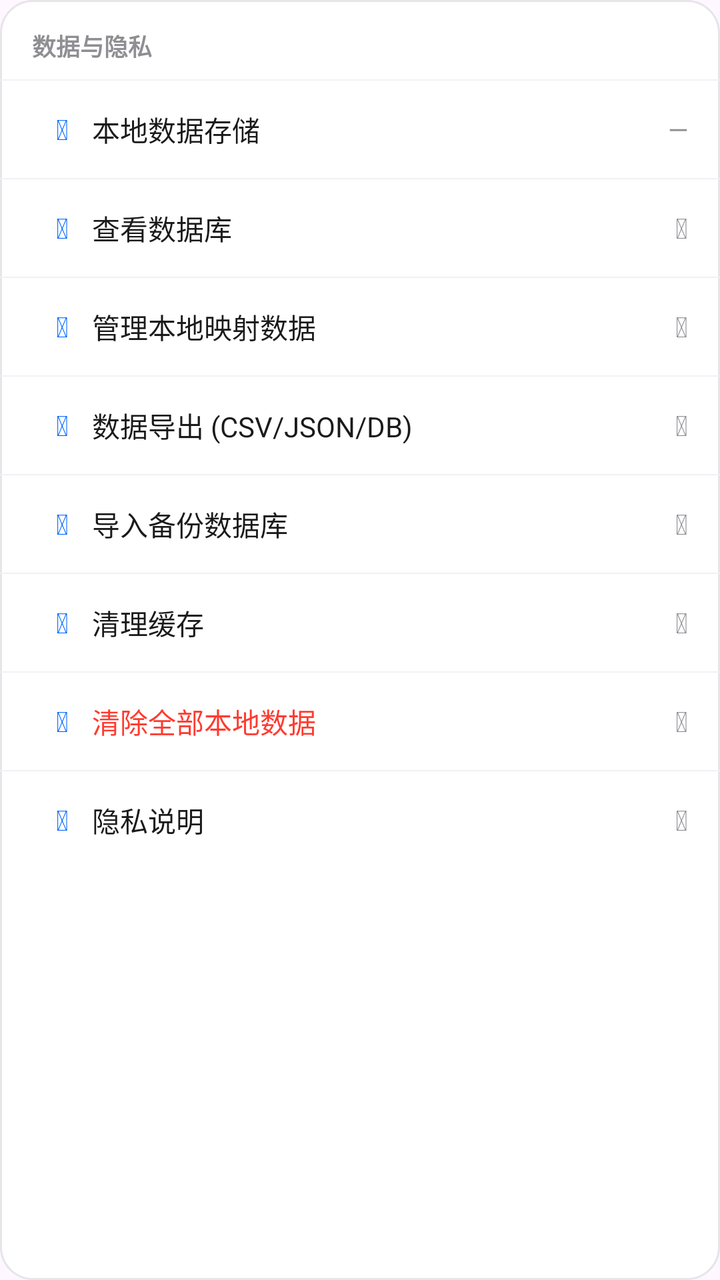
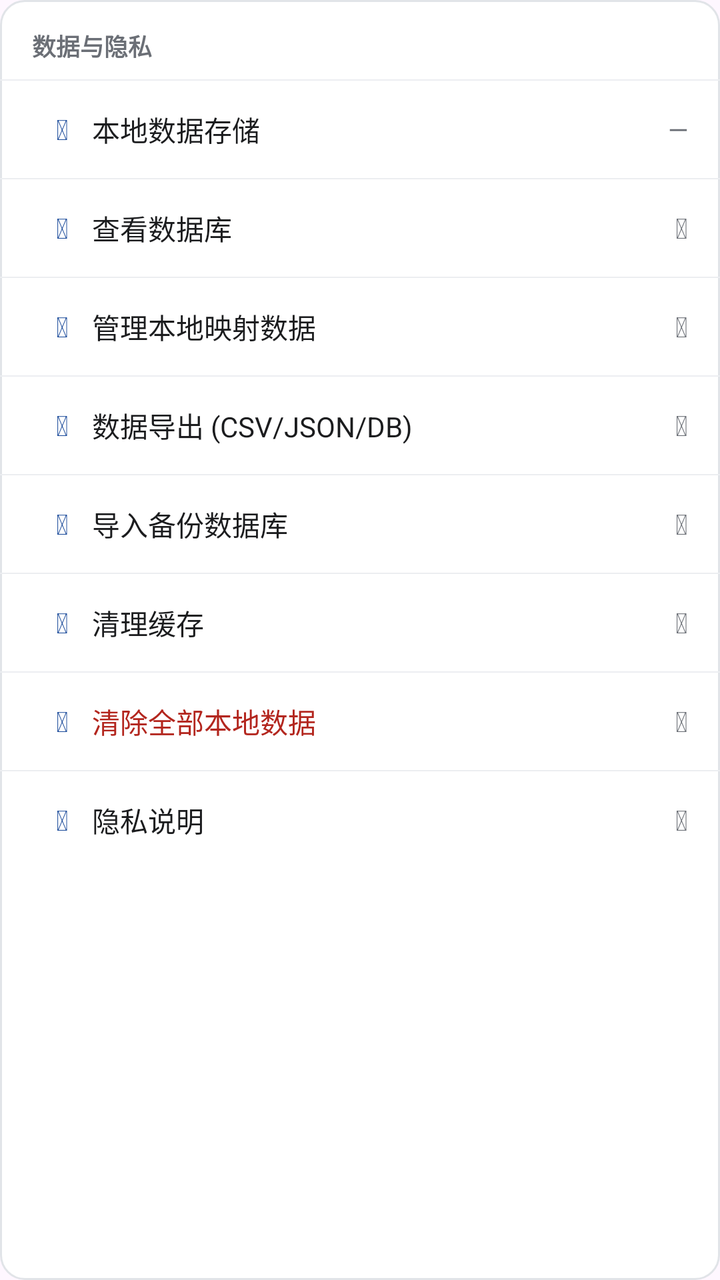

Compare the two renders of this Android layout. The source of the first and the diff that turns it into the second are given below.
<!-- AndroidManifest.xml: application theme Theme.TransitU -->
<!-- res/layout/section_data_privacy.xml -->
<?xml version="1.0" encoding="utf-8"?>
<LinearLayout xmlns:android="http://schemas.android.com/apk/res/android"
    android:layout_width="match_parent"
    android:layout_height="wrap_content"
    android:orientation="vertical"
    android:background="@drawable/bg_content_card"
    android:divider="@drawable/bg_row_divider"
    android:showDividers="middle"
    android:layout_marginBottom="24dp">

    <TextView
        android:layout_width="wrap_content"
        android:layout_height="wrap_content"
        android:text="数据与隐私"
        android:textColor="#8E8E93"
        android:textSize="12sp"
        android:textStyle="bold"
        android:paddingStart="16dp"
        android:paddingTop="14dp"
        android:paddingBottom="8dp" />

    <LinearLayout
        android:layout_width="match_parent"
        android:layout_height="wrap_content"
        android:orientation="horizontal"
        android:gravity="center_vertical"
        android:paddingStart="16dp"
        android:paddingEnd="16dp"
        android:paddingTop="14dp"
        android:paddingBottom="14dp">

        <TextView
            android:id="@+id/iconLocalStorage"
            android:layout_width="30dp"
            android:layout_height="wrap_content"
            android:layout_gravity="center_vertical"
            android:gravity="center"
            android:text="&#xf1c0;"
            android:textColor="#0066FF"
            android:textSize="14sp"
            android:tag="fa" />

        <TextView
            android:layout_width="0dp"
            android:layout_height="wrap_content"
            android:layout_weight="1"
            android:text="本地数据存储"
            android:textColor="#1A1A1A"
            android:textSize="14sp" />
        <TextView
            android:id="@+id/tvLocalStorageValue"
            android:layout_width="wrap_content"
            android:layout_height="wrap_content"
            android:text="—"
            android:textColor="#8E8E93"
            android:textSize="13sp" />
    </LinearLayout>

    <LinearLayout
        android:id="@+id/rowDatabaseViewer"
        android:layout_width="match_parent"
        android:layout_height="wrap_content"
        android:orientation="horizontal"
        android:gravity="center_vertical"
        android:paddingStart="16dp"
        android:paddingEnd="16dp"
        android:paddingTop="14dp"
        android:paddingBottom="14dp"
        android:clickable="true"
        android:focusable="true">

        <TextView
            android:id="@+id/iconDatabaseViewer"
            android:layout_width="30dp"
            android:layout_height="wrap_content"
            android:layout_gravity="center_vertical"
            android:gravity="center"
            android:text="&#xf1c0;"
            android:textColor="#0066FF"
            android:textSize="14sp"
            android:tag="fa" />

        <TextView
            android:layout_width="0dp"
            android:layout_height="wrap_content"
            android:layout_weight="1"
            android:text="查看数据库"
            android:textColor="#1A1A1A"
            android:textSize="14sp" />
        <TextView
            android:layout_width="wrap_content"
            android:layout_height="wrap_content"
            android:text="&#xf054;"
            android:textColor="#8E8E93"
            android:textSize="14sp"
            android:tag="fa" />
    </LinearLayout>

    <LinearLayout
        android:id="@+id/rowTransitOverrides"
        android:layout_width="match_parent"
        android:layout_height="wrap_content"
        android:orientation="horizontal"
        android:gravity="center_vertical"
        android:paddingStart="16dp"
        android:paddingEnd="16dp"
        android:paddingTop="14dp"
        android:paddingBottom="14dp"
        android:clickable="true"
        android:focusable="true">

        <TextView
            android:id="@+id/iconTransitOverrides"
            android:layout_width="30dp"
            android:layout_height="wrap_content"
            android:layout_gravity="center_vertical"
            android:gravity="center"
            android:text="&#xf044;"
            android:textColor="#0066FF"
            android:textSize="14sp"
            android:tag="fa" />

        <TextView
            android:layout_width="0dp"
            android:layout_height="wrap_content"
            android:layout_weight="1"
            android:text="管理本地映射数据"
            android:textColor="#1A1A1A"
            android:textSize="14sp" />
        <TextView
            android:layout_width="wrap_content"
            android:layout_height="wrap_content"
            android:text="&#xf054;"
            android:textColor="#8E8E93"
            android:textSize="14sp"
            android:tag="fa" />
    </LinearLayout>

    <LinearLayout
        android:id="@+id/rowDataExport"
        android:layout_width="match_parent"
        android:layout_height="wrap_content"
        android:orientation="horizontal"
        android:gravity="center_vertical"
        android:paddingStart="16dp"
        android:paddingEnd="16dp"
        android:paddingTop="14dp"
        android:paddingBottom="14dp"
        android:clickable="true"
        android:focusable="true">

        <TextView
            android:id="@+id/iconDataExport"
            android:layout_width="30dp"
            android:layout_height="wrap_content"
            android:layout_gravity="center_vertical"
            android:gravity="center"
            android:text="&#xf019;"
            android:textColor="#0066FF"
            android:textSize="14sp"
            android:tag="fa" />

        <TextView
            android:layout_width="0dp"
            android:layout_height="wrap_content"
            android:layout_weight="1"
            android:text="数据导出 (CSV/JSON/DB)"
            android:textColor="#1A1A1A"
            android:textSize="14sp" />
        <TextView
            android:layout_width="wrap_content"
            android:layout_height="wrap_content"
            android:text="&#xf054;"
            android:textColor="#8E8E93"
            android:textSize="14sp"
            android:tag="fa" />
    </LinearLayout>

    <LinearLayout
        android:id="@+id/rowImportData"
        android:layout_width="match_parent"
        android:layout_height="wrap_content"
        android:orientation="vertical"
        android:paddingStart="16dp"
        android:paddingEnd="16dp"
        android:paddingTop="14dp"
        android:paddingBottom="14dp"
        android:clickable="true"
        android:focusable="true">

        <LinearLayout
            android:layout_width="match_parent"
            android:layout_height="wrap_content"
            android:orientation="horizontal"
            android:gravity="center_vertical">

            <TextView
                android:id="@+id/iconImportData"
                android:layout_width="30dp"
                android:layout_height="wrap_content"
                android:layout_gravity="center_vertical"
                android:gravity="center"
                android:text="&#xf56f;"
                android:textColor="#0066FF"
                android:textSize="14sp"
                android:tag="fa" />

            <TextView
                android:layout_width="0dp"
                android:layout_height="wrap_content"
                android:layout_weight="1"
                android:text="导入备份数据库"
                android:textColor="#1A1A1A"
                android:textSize="14sp" />
            <TextView
                android:id="@+id/chevronImportData"
                android:layout_width="wrap_content"
                android:layout_height="wrap_content"
                android:text="&#xf054;"
                android:textColor="#8E8E93"
                android:textSize="14sp"
                android:tag="fa" />
        </LinearLayout>

        <TextView
            android:id="@+id/tvImportDataStatus"
            android:layout_width="match_parent"
            android:layout_height="wrap_content"
            android:text=""
            android:textColor="#34C759"
            android:textSize="11sp"
            android:paddingStart="30dp"
            android:paddingTop="4dp"
            android:visibility="gone" />
    </LinearLayout>

    <LinearLayout
        android:id="@+id/rowClearCache"
        android:layout_width="match_parent"
        android:layout_height="wrap_content"
        android:orientation="vertical"
        android:paddingStart="16dp"
        android:paddingEnd="16dp"
        android:paddingTop="14dp"
        android:paddingBottom="14dp"
        android:clickable="true"
        android:focusable="true">

        <LinearLayout
            android:layout_width="match_parent"
            android:layout_height="wrap_content"
            android:orientation="horizontal"
            android:gravity="center_vertical">

            <TextView
                android:id="@+id/iconClearCache"
                android:layout_width="30dp"
                android:layout_height="wrap_content"
                android:layout_gravity="center_vertical"
                android:gravity="center"
                android:text="&#xf51a;"
                android:textColor="#0066FF"
                android:textSize="14sp"
                android:tag="fa" />

            <TextView
                android:layout_width="0dp"
                android:layout_height="wrap_content"
                android:layout_weight="1"
                android:text="清理缓存"
                android:textColor="#1A1A1A"
                android:textSize="14sp" />
            <TextView
                android:id="@+id/chevronClearCache"
                android:layout_width="wrap_content"
                android:layout_height="wrap_content"
                android:text="&#xf054;"
                android:textColor="#8E8E93"
                android:textSize="14sp"
                android:tag="fa" />
        </LinearLayout>

        <TextView
            android:id="@+id/tvClearCacheStatus"
            android:layout_width="match_parent"
            android:layout_height="wrap_content"
            android:text=""
            android:textColor="#34C759"
            android:textSize="11sp"
            android:paddingStart="30dp"
            android:paddingTop="4dp"
            android:visibility="gone" />
    </LinearLayout>

    <LinearLayout
        android:id="@+id/rowClearData"
        android:layout_width="match_parent"
        android:layout_height="wrap_content"
        android:orientation="horizontal"
        android:gravity="center_vertical"
        android:paddingStart="16dp"
        android:paddingEnd="16dp"
        android:paddingTop="14dp"
        android:paddingBottom="14dp"
        android:clickable="true"
        android:focusable="true">

        <TextView
            android:id="@+id/iconClearData"
            android:layout_width="30dp"
            android:layout_height="wrap_content"
            android:layout_gravity="center_vertical"
            android:gravity="center"
            android:text="&#xf2ed;"
            android:textColor="#0066FF"
            android:textSize="14sp"
            android:tag="fa" />

        <TextView
            android:layout_width="0dp"
            android:layout_height="wrap_content"
            android:layout_weight="1"
            android:text="清除全部本地数据"
            android:textColor="#FF3B30"
            android:textSize="14sp" />
        <TextView
            android:layout_width="wrap_content"
            android:layout_height="wrap_content"
            android:text="&#xf054;"
            android:textColor="#8E8E93"
            android:textSize="14sp"
            android:tag="fa" />
    </LinearLayout>

    <LinearLayout
        android:layout_width="match_parent"
        android:layout_height="wrap_content"
        android:orientation="horizontal"
        android:gravity="center_vertical"
        android:paddingStart="16dp"
        android:paddingEnd="16dp"
        android:paddingTop="14dp"
        android:paddingBottom="14dp">

        <TextView
            android:id="@+id/iconPrivacy"
            android:layout_width="30dp"
            android:layout_height="wrap_content"
            android:layout_gravity="center_vertical"
            android:gravity="center"
            android:text="&#xf3ed;"
            android:textColor="#0066FF"
            android:textSize="14sp"
            android:tag="fa" />

        <TextView
            android:layout_width="0dp"
            android:layout_height="wrap_content"
            android:layout_weight="1"
            android:text="隐私说明"
            android:textColor="#1A1A1A"
            android:textSize="14sp" />
        <TextView
            android:layout_width="wrap_content"
            android:layout_height="wrap_content"
            android:text="&#xf054;"
            android:textColor="#8E8E93"
            android:textSize="14sp"
            android:tag="fa" />
    </LinearLayout>
</LinearLayout>
<!-- resources referenced by this layout -->
<resources>
  <!-- drawable bg_content_card (drawable) -->
  <?xml version="1.0" encoding="utf-8"?>
  <shape xmlns:android="http://schemas.android.com/apk/res/android">
      <solid android:color="#FFFFFF" />
      <corners android:radius="16dp" />
      <stroke android:width="1dp" android:color="#E5E5EA" />
  </shape>
  <!-- drawable bg_row_divider (drawable) -->
  <?xml version="1.0" encoding="utf-8"?>
  <shape xmlns:android="http://schemas.android.com/apk/res/android">
      <size android:height="0.5dp" />
      <solid android:color="#F1F1F4" />
  </shape>
  <style name="Theme.TransitU" parent="Theme.Material3.DayNight.NoActionBar">
          
          <item name="android:textSelectHandle">@drawable/tu_text_select_handle_middle</item>
          <item name="android:textSelectHandleLeft">@drawable/tu_text_select_handle_left</item>
          <item name="android:textSelectHandleRight">@drawable/tu_text_select_handle_right</item>
  
          
          <item name="android:textColorHighlight">@color/m3_highlighted_text</item>
      </style>
  <!-- drawable tu_text_select_handle_middle (drawable) -->
  <?xml version="1.0" encoding="utf-8"?>
  <bitmap xmlns:android="http://schemas.android.com/apk/res/android"
      android:src="@drawable/abc_text_select_handle_middle_mtrl"
      android:tint="?attr/colorPrimary"
      android:tintMode="src_in" />
  <!-- drawable tu_text_select_handle_left (drawable) -->
  <?xml version="1.0" encoding="utf-8"?>
  <bitmap xmlns:android="http://schemas.android.com/apk/res/android"
      android:src="@drawable/abc_text_select_handle_left_mtrl"
      android:tint="?attr/colorPrimary"
      android:tintMode="src_in" />
  <!-- drawable tu_text_select_handle_right (drawable) -->
  <?xml version="1.0" encoding="utf-8"?>
  <bitmap xmlns:android="http://schemas.android.com/apk/res/android"
      android:src="@drawable/abc_text_select_handle_right_mtrl"
      android:tint="?attr/colorPrimary"
      android:tintMode="src_in" />
</resources>

<!-- the commit's change to res/layout/section_data_privacy.xml (unified diff, before → after) -->
@@ -12,7 +12,7 @@
         android:layout_width="wrap_content"
         android:layout_height="wrap_content"
         android:text="数据与隐私"
-        android:textColor="#8E8E93"
+        android:textColor="@color/ink_3"
         android:textSize="12sp"
         android:textStyle="bold"
         android:paddingStart="16dp"
@@ -36,7 +36,7 @@
             android:layout_gravity="center_vertical"
             android:gravity="center"
             android:text="&#xf1c0;"
-            android:textColor="#0066FF"
+            android:textColor="@color/accent"
             android:textSize="14sp"
             android:tag="fa" />
 
@@ -45,14 +45,14 @@
             android:layout_height="wrap_content"
             android:layout_weight="1"
             android:text="本地数据存储"
-            android:textColor="#1A1A1A"
+            android:textColor="@color/ink"
             android:textSize="14sp" />
         <TextView
             android:id="@+id/tvLocalStorageValue"
             android:layout_width="wrap_content"
             android:layout_height="wrap_content"
             android:text="—"
-            android:textColor="#8E8E93"
+            android:textColor="@color/ink_3"
             android:textSize="13sp" />
     </LinearLayout>
 
@@ -76,7 +76,7 @@
             android:layout_gravity="center_vertical"
             android:gravity="center"
             android:text="&#xf1c0;"
-            android:textColor="#0066FF"
+            android:textColor="@color/accent"
             android:textSize="14sp"
             android:tag="fa" />
 
@@ -85,13 +85,13 @@
             android:layout_height="wrap_content"
             android:layout_weight="1"
             android:text="查看数据库"
-            android:textColor="#1A1A1A"
-            android:textSize="14sp" />
-        <TextView
-            android:layout_width="wrap_content"
-            android:layout_height="wrap_content"
-            android:text="&#xf054;"
-            android:textColor="#8E8E93"
+            android:textColor="@color/ink"
+            android:textSize="14sp" />
+        <TextView
+            android:layout_width="wrap_content"
+            android:layout_height="wrap_content"
+            android:text="&#xf054;"
+            android:textColor="@color/ink_3"
             android:textSize="14sp"
             android:tag="fa" />
     </LinearLayout>
@@ -116,7 +116,7 @@
             android:layout_gravity="center_vertical"
             android:gravity="center"
             android:text="&#xf044;"
-            android:textColor="#0066FF"
+            android:textColor="@color/accent"
             android:textSize="14sp"
             android:tag="fa" />
 
@@ -125,13 +125,13 @@
             android:layout_height="wrap_content"
             android:layout_weight="1"
             android:text="管理本地映射数据"
-            android:textColor="#1A1A1A"
-            android:textSize="14sp" />
-        <TextView
-            android:layout_width="wrap_content"
-            android:layout_height="wrap_content"
-            android:text="&#xf054;"
-            android:textColor="#8E8E93"
+            android:textColor="@color/ink"
+            android:textSize="14sp" />
+        <TextView
+            android:layout_width="wrap_content"
+            android:layout_height="wrap_content"
+            android:text="&#xf054;"
+            android:textColor="@color/ink_3"
             android:textSize="14sp"
             android:tag="fa" />
     </LinearLayout>
@@ -156,7 +156,7 @@
             android:layout_gravity="center_vertical"
             android:gravity="center"
             android:text="&#xf019;"
-            android:textColor="#0066FF"
+            android:textColor="@color/accent"
             android:textSize="14sp"
             android:tag="fa" />
 
@@ -165,13 +165,13 @@
             android:layout_height="wrap_content"
             android:layout_weight="1"
             android:text="数据导出 (CSV/JSON/DB)"
-            android:textColor="#1A1A1A"
-            android:textSize="14sp" />
-        <TextView
-            android:layout_width="wrap_content"
-            android:layout_height="wrap_content"
-            android:text="&#xf054;"
-            android:textColor="#8E8E93"
+            android:textColor="@color/ink"
+            android:textSize="14sp" />
+        <TextView
+            android:layout_width="wrap_content"
+            android:layout_height="wrap_content"
+            android:text="&#xf054;"
+            android:textColor="@color/ink_3"
             android:textSize="14sp"
             android:tag="fa" />
     </LinearLayout>
@@ -201,7 +201,7 @@
                 android:layout_gravity="center_vertical"
                 android:gravity="center"
                 android:text="&#xf56f;"
-                android:textColor="#0066FF"
+                android:textColor="@color/accent"
                 android:textSize="14sp"
                 android:tag="fa" />
 
@@ -210,14 +210,14 @@
                 android:layout_height="wrap_content"
                 android:layout_weight="1"
                 android:text="导入备份数据库"
-                android:textColor="#1A1A1A"
+                android:textColor="@color/ink"
                 android:textSize="14sp" />
             <TextView
                 android:id="@+id/chevronImportData"
                 android:layout_width="wrap_content"
                 android:layout_height="wrap_content"
                 android:text="&#xf054;"
-                android:textColor="#8E8E93"
+                android:textColor="@color/ink_3"
                 android:textSize="14sp"
                 android:tag="fa" />
         </LinearLayout>
@@ -227,7 +227,7 @@
             android:layout_width="match_parent"
             android:layout_height="wrap_content"
             android:text=""
-            android:textColor="#34C759"
+            android:textColor="@color/success"
             android:textSize="11sp"
             android:paddingStart="30dp"
             android:paddingTop="4dp"
@@ -259,7 +259,7 @@
                 android:layout_gravity="center_vertical"
                 android:gravity="center"
                 android:text="&#xf51a;"
-                android:textColor="#0066FF"
+                android:textColor="@color/accent"
                 android:textSize="14sp"
                 android:tag="fa" />
 
@@ -268,14 +268,14 @@
                 android:layout_height="wrap_content"
                 android:layout_weight="1"
                 android:text="清理缓存"
-                android:textColor="#1A1A1A"
+                android:textColor="@color/ink"
                 android:textSize="14sp" />
             <TextView
                 android:id="@+id/chevronClearCache"
                 android:layout_width="wrap_content"
                 android:layout_height="wrap_content"
                 android:text="&#xf054;"
-                android:textColor="#8E8E93"
+                android:textColor="@color/ink_3"
                 android:textSize="14sp"
                 android:tag="fa" />
         </LinearLayout>
@@ -285,7 +285,7 @@
             android:layout_width="match_parent"
             android:layout_height="wrap_content"
             android:text=""
-            android:textColor="#34C759"
+            android:textColor="@color/success"
             android:textSize="11sp"
             android:paddingStart="30dp"
             android:paddingTop="4dp"
@@ -312,7 +312,7 @@
             android:layout_gravity="center_vertical"
             android:gravity="center"
             android:text="&#xf2ed;"
-            android:textColor="#0066FF"
+            android:textColor="@color/accent"
             android:textSize="14sp"
             android:tag="fa" />
 
@@ -321,13 +321,13 @@
             android:layout_height="wrap_content"
             android:layout_weight="1"
             android:text="清除全部本地数据"
-            android:textColor="#FF3B30"
-            android:textSize="14sp" />
-        <TextView
-            android:layout_width="wrap_content"
-            android:layout_height="wrap_content"
-            android:text="&#xf054;"
-            android:textColor="#8E8E93"
+            android:textColor="@color/danger"
+            android:textSize="14sp" />
+        <TextView
+            android:layout_width="wrap_content"
+            android:layout_height="wrap_content"
+            android:text="&#xf054;"
+            android:textColor="@color/ink_3"
             android:textSize="14sp"
             android:tag="fa" />
     </LinearLayout>
@@ -349,7 +349,7 @@
             android:layout_gravity="center_vertical"
             android:gravity="center"
             android:text="&#xf3ed;"
-            android:textColor="#0066FF"
+            android:textColor="@color/accent"
             android:textSize="14sp"
             android:tag="fa" />
 
@@ -358,13 +358,13 @@
             android:layout_height="wrap_content"
             android:layout_weight="1"
             android:text="隐私说明"
-            android:textColor="#1A1A1A"
-            android:textSize="14sp" />
-        <TextView
-            android:layout_width="wrap_content"
-            android:layout_height="wrap_content"
-            android:text="&#xf054;"
-            android:textColor="#8E8E93"
+            android:textColor="@color/ink"
+            android:textSize="14sp" />
+        <TextView
+            android:layout_width="wrap_content"
+            android:layout_height="wrap_content"
+            android:text="&#xf054;"
+            android:textColor="@color/ink_3"
             android:textSize="14sp"
             android:tag="fa" />
     </LinearLayout>
<!-- resource entries referenced after the edit -->
@@ -1,17 +1,22 @@
 <!-- resources referenced by this layout -->
 <resources>
+  <color name="accent">#1F4E9C</color>
+  <color name="danger">#B3261E</color>
+  <color name="ink">#1B1C1E</color>
+  <color name="ink_3">#6B6F76</color>
+  <color name="success">#2E7D4F</color>
   <!-- drawable bg_content_card (drawable) -->
   <?xml version="1.0" encoding="utf-8"?>
   <shape xmlns:android="http://schemas.android.com/apk/res/android">
       <solid android:color="#FFFFFF" />
-      <corners android:radius="16dp" />
-      <stroke android:width="1dp" android:color="#E5E5EA" />
+      <corners android:radius="12dp" />
+      <stroke android:width="1dp" android:color="@color/line" />
   </shape>
   <!-- drawable bg_row_divider (drawable) -->
   <?xml version="1.0" encoding="utf-8"?>
   <shape xmlns:android="http://schemas.android.com/apk/res/android">
       <size android:height="0.5dp" />
-      <solid android:color="#F1F1F4" />
+      <solid android:color="@color/fill" />
   </shape>
   <style name="Theme.TransitU" parent="Theme.Material3.DayNight.NoActionBar">
           
@@ -22,6 +27,8 @@
           
           <item name="android:textColorHighlight">@color/m3_highlighted_text</item>
       </style>
+  <color name="line">#E1E4E8</color>
+  <color name="fill">#ECEEF1</color>
   <!-- drawable tu_text_select_handle_middle (drawable) -->
   <?xml version="1.0" encoding="utf-8"?>
   <bitmap xmlns:android="http://schemas.android.com/apk/res/android"
